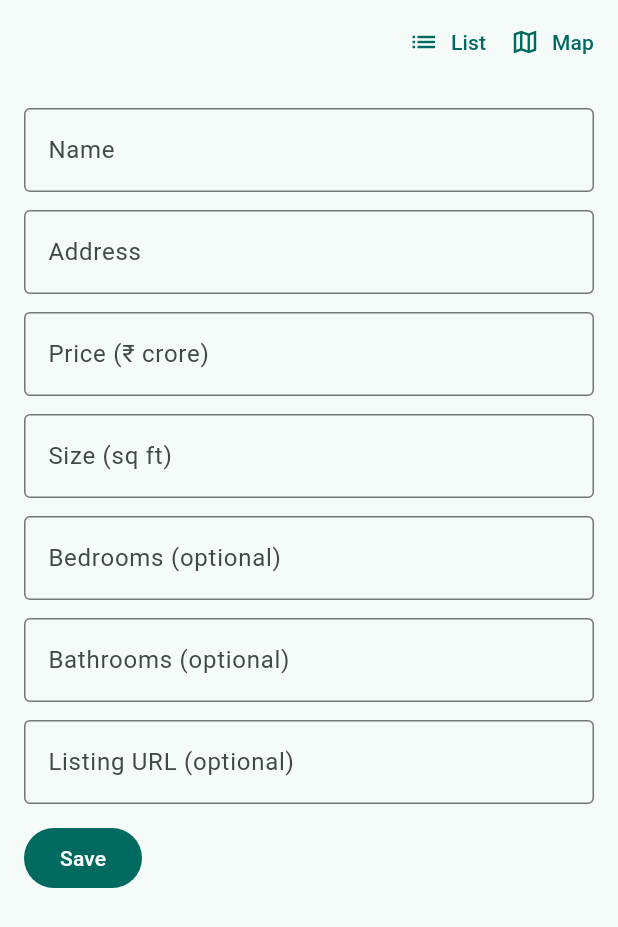
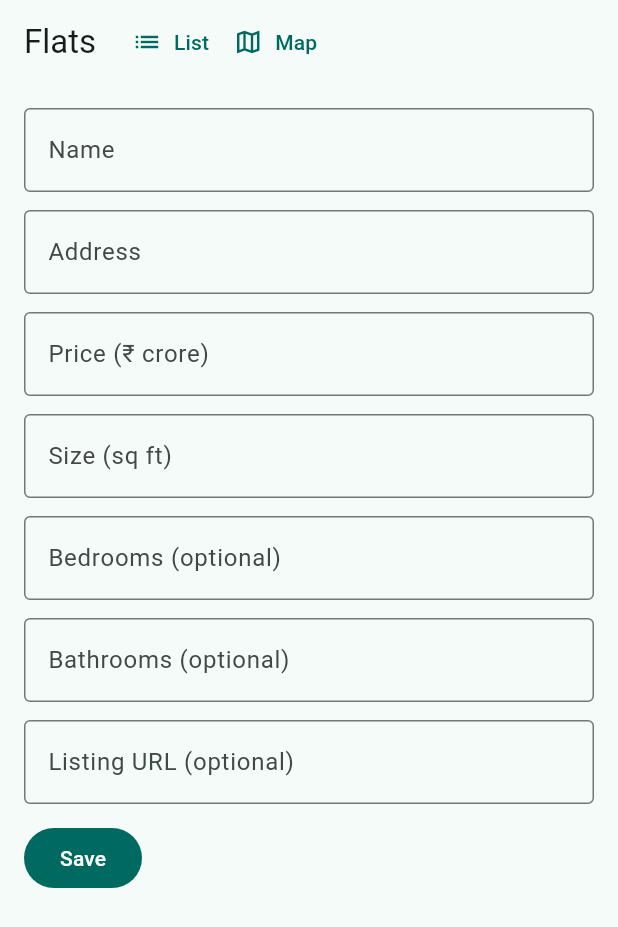
Before and after one commit to igorrosenberg/find-a-flat, a Flutter app: the AddFlatPage screen opened directly with empty values, on a phone screen of 412 x 824 dp. Shown: the top 927 px of the screen. Run offline on Flutter 3.47's test engine with Material 3 defaults, Android fonts, the phone set to English and light mode, and no system bars; our stand-ins replace flutter_map, latlong2; network calls fail.

Commit message:
Title the app "Flats" in the header and HTML meta
Shows "Flats" in the shared top bar on every width, including phones
next to List and Map. Sets it as the tab title, home-screen name and
manifest name, and on the Worker's login and error pages.

Co-Authored-By: Claude Opus 5.5 <noreply@anthropic.com>
Claude-Session: https://claude.ai/code/session_01QVZQSEMxwtrdRcDoWGig2A

```diff
--- a/app/lib/main.dart
+++ b/app/lib/main.dart
@@ -52,7 +52,7 @@ class FindAFlatApp extends StatelessWidget {
   @override
   Widget build(BuildContext context) {
     return MaterialApp(
-      title: 'Find a flat',
+      title: 'Flats',
       theme: ThemeData(colorSchemeSeed: Colors.teal),
       navigatorObservers: navigatorObservers,
       // Open the page for the URL directly, with no back stack under it.
--- a/app/lib/top_bar.dart
+++ b/app/lib/top_bar.dart
@@ -1,6 +1,7 @@
 import 'package:flutter/material.dart';
 
-/// The top bar shared by every page: links to List and Map.
+/// The top bar shared by every page: the "Flats" title, then links to List
+/// and Map.
 /// Add property lives on the list and map pages, not here.
 class TopBar extends StatelessWidget implements PreferredSizeWidget {
   const TopBar({super.key});
@@ -15,8 +16,8 @@ class TopBar extends StatelessWidget implements PreferredSizeWidget {
 
   @override
   Widget build(BuildContext context) {
-    // On a phone the title is dropped and the links get icons and tighter
-    // padding, so both fit with room to spare.
+    // On a phone the links get icons and tighter padding, so the title and
+    // both links fit on one line.
     final narrow = MediaQuery.sizeOf(context).width < 520;
     Widget link(String label, IconData icon, String route) {
       void go() => _go(context, route);
@@ -42,19 +43,24 @@ class TopBar extends StatelessWidget implements PreferredSizeWidget {
       // Scaled down rather than cut off if a large font makes them too wide.
       return AppBar(
         automaticallyImplyLeading: false,
-        titleSpacing: 8,
-        title: Align(
-          alignment: Alignment.centerRight,
-          child: FittedBox(
-            fit: BoxFit.scaleDown,
-            child: Row(mainAxisSize: MainAxisSize.min, children: links),
+        titleSpacing: 16,
+        title: FittedBox(
+          fit: BoxFit.scaleDown,
+          alignment: Alignment.centerLeft,
+          child: Row(
+            mainAxisSize: MainAxisSize.min,
+            children: [
+              const Text('Flats'),
+              const SizedBox(width: 16),
+              ...links,
+            ],
           ),
         ),
       );
     }
     return AppBar(
       automaticallyImplyLeading: false,
-      title: const Text('Find a flat'),
+      title: const Text('Flats'),
       actions: [...links, const SizedBox(width: 8)],
     );
   }
```
Also changed, not shown: 3 other files.
